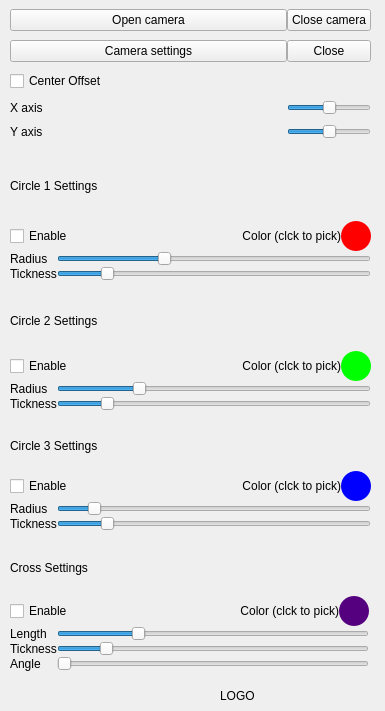
This is ui/mainwindow.ui in enkel1970/pyCOL as Qt 5 draws it before an edit. The edited form follows.
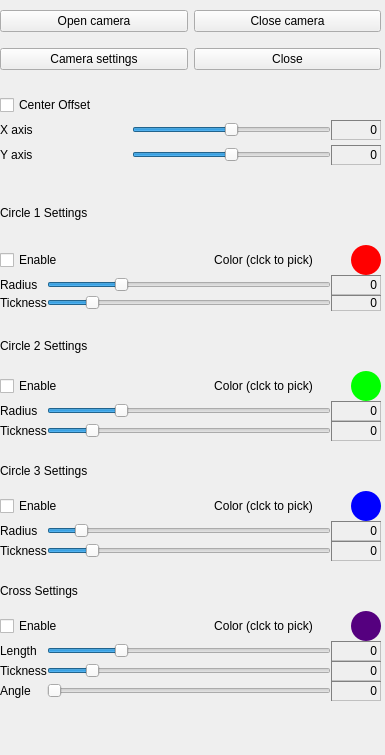
This is the edited form. Icons and pictures are not drawn.

Commit message: Add label for circles and cross property

Patch:
```diff
--- a/ui/mainwindow.ui
+++ b/ui/mainwindow.ui
@@ -7,7 +7,7 @@
     <x>0</x>
     <y>0</y>
     <width>385</width>
-    <height>711</height>
+    <height>755</height>
    </rect>
   </property>
   <property name="minimumSize">
@@ -33,82 +33,69 @@
    <widget class="QWidget" name="gridLayoutWidget">
     <property name="geometry">
      <rect>
-      <x>10</x>
-      <y>0</y>
-      <width>361</width>
-      <height>151</height>
+      <x>0</x>
+      <y>90</y>
+      <width>381</width>
+      <height>81</height>
      </rect>
     </property>
-    <layout class="QGridLayout" name="gridLayout" columnstretch="5,0">
+    <layout class="QGridLayout" name="gridLayout" columnstretch="4,6,0">
      <property name="spacing">
       <number>0</number>
      </property>
-     <item row="1" column="1">
-      <widget class="QPushButton" name="btn_exit">
-       <property name="text">
-        <string>Close</string>
-       </property>
-      </widget>
-     </item>
-     <item row="4" column="1">
-      <widget class="QSlider" name="sliderOffsetY">
-       <property name="minimum">
-        <number>-20</number>
-       </property>
-       <property name="maximum">
-        <number>20</number>
-       </property>
-       <property name="orientation">
-        <enum>Qt::Orientation::Horizontal</enum>
-       </property>
-       <property name="tickPosition">
-        <enum>QSlider::TickPosition::NoTicks</enum>
-       </property>
-      </widget>
-     </item>
-     <item row="0" column="0">
-      <widget class="QPushButton" name="btnOpenCamera">
-       <property name="text">
-        <string>Open camera</string>
-       </property>
-      </widget>
-     </item>
-     <item row="4" column="0">
+     <item row="2" column="0">
       <widget class="QLabel" name="label_3">
        <property name="text">
         <string>Y axis</string>
        </property>
       </widget>
      </item>
-     <item row="1" column="0">
-      <widget class="QPushButton" name="btnCameraSettings">
-       <property name="text">
-        <string>Camera settings</string>
-       </property>
-      </widget>
-     </item>
-     <item row="2" column="0">
+     <item row="0" column="0">
       <widget class="QCheckBox" name="checkBoxOffset">
        <property name="text">
         <string>Center Offset</string>
        </property>
       </widget>
      </item>
-     <item row="3" column="0">
+     <item row="1" column="0">
       <widget class="QLabel" name="label_2">
        <property name="text">
         <string>X axis</string>
        </property>
       </widget>
      </item>
-     <item row="0" column="1">
-      <widget class="QPushButton" name="btnCloseCamera">
+     <item row="1" column="2">
+      <widget class="QLabel" name="lbl_x">
+       <property name="minimumSize">
+        <size>
+         <width>50</width>
+         <height>20</height>
+        </size>
+       </property>
+       <property name="styleSheet">
+        <string notr="true">border-color: rgb(128, 128, 128);
+border-width : 1.2px;
+border-style:inset;
+</string>
+       </property>
+       <property name="frameShape">
+        <enum>QFrame::Shape::Box</enum>
+       </property>
+       <property name="frameShadow">
+        <enum>QFrame::Shadow::Plain</enum>
+       </property>
        <property name="text">
-        <string>Close camera</string>
+        <string>0</string>
+       </property>
+       <property name="textFormat">
+        <enum>Qt::TextFormat::PlainText</enum>
+       </property>
+       <property name="alignment">
+        <set>Qt::AlignmentFlag::AlignRight|Qt::AlignmentFlag::AlignTrailing|Qt::AlignmentFlag::AlignVCenter</set>
        </property>
       </widget>
      </item>
-     <item row="3" column="1">
+     <item row="1" column="1">
       <widget class="QSlider" name="sliderOffsetX">
        <property name="minimum">
         <number>-20</number>
@@ -121,14 +108,61 @@
        </property>
       </widget>
      </item>
+     <item row="2" column="2">
+      <widget class="QLabel" name="lbl_y">
+       <property name="minimumSize">
+        <size>
+         <width>50</width>
+         <height>20</height>
+        </size>
+       </property>
+       <property name="styleSheet">
+        <string notr="true">border-color: rgb(128, 128, 128);
+border-width : 1.2px;
+border-style:inset;
+</string>
+       </property>
+       <property name="frameShape">
+        <enum>QFrame::Shape::Box</enum>
+       </property>
+       <property name="frameShadow">
+        <enum>QFrame::Shadow::Plain</enum>
+       </property>
+       <property name="text">
+        <string>0</string>
+       </property>
+       <property name="textFormat">
+        <enum>Qt::TextFormat::PlainText</enum>
+       </property>
+       <property name="alignment">
+        <set>Qt::AlignmentFlag::AlignRight|Qt::AlignmentFlag::AlignTrailing|Qt::AlignmentFlag::AlignVCenter</set>
+       </property>
+      </widget>
+     </item>
+     <item row="2" column="1">
+      <widget class="QSlider" name="sliderOffsetY">
+       <property name="minimum">
+        <number>-20</number>
+       </property>
+       <property name="maximum">
+        <number>20</number>
+       </property>
+       <property name="orientation">
+        <enum>Qt::Orientation::Horizontal</enum>
+       </property>
+       <property name="tickPosition">
+        <enum>QSlider::TickPosition::NoTicks</enum>
+       </property>
+      </widget>
+     </item>
     </layout>
    </widget>
    <widget class="QWidget" name="verticalLayoutWidget">
     <property name="geometry">
      <rect>
-      <x>10</x>
-      <y>150</y>
-      <width>361</width>
+      <x>0</x>
+      <y>180</y>
+      <width>381</width>
       <height>131</height>
      </rect>
     </property>
@@ -169,7 +203,7 @@
             <string>Color (clck to pick)</string>
            </property>
            <property name="alignment">
-            <set>Qt::AlignmentFlag::AlignRight|Qt::AlignmentFlag::AlignTrailing|Qt::AlignmentFlag::AlignVCenter</set>
+            <set>Qt::AlignmentFlag::AlignCenter</set>
            </property>
           </widget>
          </item>
@@ -202,7 +236,14 @@
         </layout>
        </item>
        <item>
-        <layout class="QGridLayout" name="gridLayout_2" columnstretch="0,0">
+        <layout class="QGridLayout" name="gridLayout_2" columnstretch="0,0,0">
+         <item row="0" column="0">
+          <widget class="QLabel" name="label_5">
+           <property name="text">
+            <string>Radius</string>
+           </property>
+          </widget>
+         </item>
          <item row="1" column="0">
           <widget class="QLabel" name="label_6">
            <property name="text">
@@ -210,10 +251,26 @@
            </property>
           </widget>
          </item>
+         <item row="1" column="1">
+          <widget class="QSlider" name="sliderThickness_1">
+           <property name="minimum">
+            <number>1</number>
+           </property>
+           <property name="maximum">
+            <number>8</number>
+           </property>
+           <property name="value">
+            <number>2</number>
+           </property>
+           <property name="orientation">
+            <enum>Qt::Orientation::Horizontal</enum>
+           </property>
+          </widget>
+         </item>
          <item row="0" column="1">
           <widget class="QSlider" name="sliderRadius_1">
            <property name="maximum">
-            <number>1500</number>
+            <number>2000</number>
            </property>
            <property name="value">
             <number>500</number>
@@ -223,26 +280,59 @@
            </property>
           </widget>
          </item>
-         <item row="1" column="1">
-          <widget class="QSlider" name="sliderThickness_1">
-           <property name="minimum">
-            <number>1</number>
+         <item row="0" column="2">
+          <widget class="QLabel" name="lbl_r1">
+           <property name="minimumSize">
+            <size>
+             <width>50</width>
+             <height>20</height>
+            </size>
            </property>
-           <property name="maximum">
-            <number>8</number>
+           <property name="styleSheet">
+            <string notr="true">border-color: rgb(128, 128, 128);
+border-width : 1.2px;
+border-style:inset;
+</string>
            </property>
-           <property name="value">
-            <number>2</number>
+           <property name="frameShape">
+            <enum>QFrame::Shape::Box</enum>
            </property>
-           <property name="orientation">
-            <enum>Qt::Orientation::Horizontal</enum>
+           <property name="frameShadow">
+            <enum>QFrame::Shadow::Plain</enum>
+           </property>
+           <property name="text">
+            <string>0</string>
+           </property>
+           <property name="textFormat">
+            <enum>Qt::TextFormat::PlainText</enum>
+           </property>
+           <property name="alignment">
+            <set>Qt::AlignmentFlag::AlignRight|Qt::AlignmentFlag::AlignTrailing|Qt::AlignmentFlag::AlignVCenter</set>
            </property>
           </widget>
          </item>
-         <item row="0" column="0">
-          <widget class="QLabel" name="label_5">
+         <item row="1" column="2">
+          <widget class="QLabel" name="lbl_t1">
+           <property name="styleSheet">
+            <string notr="true">border-color: rgb(128, 128, 128);
+border-width : 1.2px;
+border-style:inset;
+</string>
+           </property>
+           <property name="frameShape">
+            <enum>QFrame::Shape::Box</enum>
+           </property>
+           <property name="frameShadow">
+            <enum>QFrame::Shadow::Plain</enum>
+           </property>
            <property name="text">
-            <string>Radius</string>
+            <string>0</string>
+           </property>
+           <property name="textFormat">
+            <enum>Qt::TextFormat::PlainText</enum>
+           </property>
+           <property name="alignment">
+            <set>Qt::AlignmentFlag::AlignRight|Qt::AlignmentFlag::AlignTrailing|Qt::AlignmentFlag::AlignVCenter</set>
            </property>
           </widget>
          </item>
@@ -255,9 +345,9 @@
    <widget class="QWidget" name="verticalLayoutWidget_3">
     <property name="geometry">
      <rect>
-      <x>10</x>
-      <y>420</y>
-      <width>361</width>
+      <x>0</x>
+      <y>450</y>
+      <width>381</width>
       <height>111</height>
      </rect>
     </property>
@@ -295,7 +385,7 @@
             <string>Color (clck to pick)</string>
            </property>
            <property name="alignment">
-            <set>Qt::AlignmentFlag::AlignRight|Qt::AlignmentFlag::AlignTrailing|Qt::AlignmentFlag::AlignVCenter</set>
+            <set>Qt::AlignmentFlag::AlignCenter</set>
            </property>
           </widget>
          </item>
@@ -319,7 +409,7 @@
         </layout>
        </item>
        <item>
-        <layout class="QGridLayout" name="gridLayout_4" columnstretch="0,0">
+        <layout class="QGridLayout" name="gridLayout_4" columnstretch="0,0,0">
          <property name="spacing">
           <number>0</number>
          </property>
@@ -330,29 +420,6 @@
            </property>
           </widget>
          </item>
-         <item row="1" column="1">
-          <widget class="QSlider" name="sliderThickness_3">
-           <property name="minimum">
-            <number>1</number>
-           </property>
-           <property name="maximum">
-            <number>8</number>
-           </property>
-           <property name="value">
-            <number>2</number>
-           </property>
-           <property name="orientation">
-            <enum>Qt::Orientation::Horizontal</enum>
-           </property>
-          </widget>
-         </item>
-         <item row="1" column="0">
-          <widget class="QLabel" name="label_11">
-           <property name="text">
-            <string>Tickness</string>
-           </property>
-          </widget>
-         </item>
          <item row="0" column="1">
           <widget class="QSlider" name="sliderRadius_3">
            <property name="maximum">
@@ -366,18 +433,103 @@
            </property>
           </widget>
          </item>
+         <item row="1" column="1">
+          <widget class="QSlider" name="sliderThickness_3">
+           <property name="minimum">
+            <number>1</number>
+           </property>
+           <property name="maximum">
+            <number>8</number>
+           </property>
+           <property name="value">
+            <number>2</number>
+           </property>
+           <property name="orientation">
+            <enum>Qt::Orientation::Horizontal</enum>
+           </property>
+          </widget>
+         </item>
+         <item row="1" column="0">
+          <widget class="QLabel" name="label_11">
+           <property name="text">
+            <string>Tickness</string>
+           </property>
+          </widget>
+         </item>
+         <item row="0" column="2">
+          <widget class="QLabel" name="lbl_r3">
+           <property name="minimumSize">
+            <size>
+             <width>50</width>
+             <height>20</height>
+            </size>
+           </property>
+           <property name="styleSheet">
+            <string notr="true">border-color: rgb(128, 128, 128);
+border-width : 1.2px;
+border-style:inset;
+</string>
+           </property>
+           <property name="frameShape">
+            <enum>QFrame::Shape::Box</enum>
+           </property>
+           <property name="frameShadow">
+            <enum>QFrame::Shadow::Plain</enum>
+           </property>
+           <property name="text">
+            <string>0</string>
+           </property>
+           <property name="textFormat">
+            <enum>Qt::TextFormat::PlainText</enum>
+           </property>
+           <property name="alignment">
+            <set>Qt::AlignmentFlag::AlignRight|Qt::AlignmentFlag::AlignTrailing|Qt::AlignmentFlag::AlignVCenter</set>
+           </property>
+          </widget>
+         </item>
+         <item row="1" column="2">
+          <widget class="QLabel" name="lbl_t3">
+           <property name="minimumSize">
+            <size>
+             <width>50</width>
+             <height>20</height>
+            </size>
+           </property>
+           <property name="styleSheet">
+            <string notr="true">border-color: rgb(128, 128, 128);
+border-width : 1.2px;
+border-style:inset;
+</string>
+           </property>
+           <property name="frameShape">
+            <enum>QFrame::Shape::Box</enum>
+           </property>
+           <property name="frameShadow">
+            <enum>QFrame::Shadow::Plain</enum>
+           </property>
+           <property name="text">
+            <string>0</string>
+           </property>
+           <property name="textFormat">
+            <enum>Qt::TextFormat::PlainText</enum>
+           </property>
+           <property name="alignment">
+            <set>Qt::AlignmentFlag::AlignRight|Qt::AlignmentFlag::AlignTrailing|Qt::AlignmentFlag::AlignVCenter</set>
+           </property>
+          </widget>
+         </item>
         </layout>
        </item>
       </layout>
      </item>
     </layout>
    </widget>
-   <widget class="QWidget" name="">
+   <widget class="QWidget" name="layoutWidget">
     <property name="geometry">
      <rect>
-      <x>10</x>
-      <y>290</y>
-      <width>361</width>
+      <x>0</x>
+      <y>320</y>
+      <width>381</width>
       <height>121</height>
      </rect>
     </property>
@@ -410,7 +562,7 @@
           <string>Color (clck to pick)</string>
          </property>
          <property name="alignment">
-          <set>Qt::AlignmentFlag::AlignRight|Qt::AlignmentFlag::AlignTrailing|Qt::AlignmentFlag::AlignVCenter</set>
+          <set>Qt::AlignmentFlag::AlignCenter</set>
          </property>
         </widget>
        </item>
@@ -437,7 +589,7 @@
       </layout>
      </item>
      <item>
-      <layout class="QGridLayout" name="gridLayout_3" columnstretch="0,0">
+      <layout class="QGridLayout" name="gridLayout_3" columnstretch="0,0,0">
        <item row="1" column="1">
         <widget class="QSlider" name="sliderThickness_2">
          <property name="minimum">
@@ -454,6 +606,13 @@
          </property>
         </widget>
        </item>
+       <item row="1" column="0">
+        <widget class="QLabel" name="label_8">
+         <property name="text">
+          <string>Tickness</string>
+         </property>
+        </widget>
+       </item>
        <item row="0" column="0">
         <widget class="QLabel" name="label_7">
          <property name="text">
@@ -461,13 +620,6 @@
          </property>
         </widget>
        </item>
-       <item row="1" column="0">
-        <widget class="QLabel" name="label_8">
-         <property name="text">
-          <string>Tickness</string>
-         </property>
-        </widget>
-       </item>
        <item row="0" column="1">
         <widget class="QSlider" name="sliderRadius_2">
          <property name="maximum">
@@ -484,16 +636,78 @@
          </property>
         </widget>
        </item>
+       <item row="0" column="2">
+        <widget class="QLabel" name="lbl_r2">
+         <property name="minimumSize">
+          <size>
+           <width>50</width>
+           <height>20</height>
+          </size>
+         </property>
+         <property name="styleSheet">
+          <string notr="true">border-color: rgb(128, 128, 128);
+border-width : 1.2px;
+border-style:inset;
+</string>
+         </property>
+         <property name="frameShape">
+          <enum>QFrame::Shape::Box</enum>
+         </property>
+         <property name="frameShadow">
+          <enum>QFrame::Shadow::Plain</enum>
+         </property>
+         <property name="text">
+          <string>0</string>
+         </property>
+         <property name="textFormat">
+          <enum>Qt::TextFormat::PlainText</enum>
+         </property>
+         <property name="alignment">
+          <set>Qt::AlignmentFlag::AlignRight|Qt::AlignmentFlag::AlignTrailing|Qt::AlignmentFlag::AlignVCenter</set>
+         </property>
+        </widget>
+       </item>
+       <item row="1" column="2">
+        <widget class="QLabel" name="lbl_t2">
+         <property name="minimumSize">
+          <size>
+           <width>50</width>
+           <height>20</height>
+          </size>
+         </property>
+         <property name="styleSheet">
+          <string notr="true">border-color: rgb(128, 128, 128);
+border-width : 1.2px;
+border-style:inset;
+</string>
+         </property>
+         <property name="frameShape">
+          <enum>QFrame::Shape::Box</enum>
+         </property>
+         <property name="frameShadow">
+          <enum>QFrame::Shadow::Plain</enum>
+         </property>
+         <property name="text">
+          <string>0</string>
+         </property>
+         <property name="textFormat">
+          <enum>Qt::TextFormat::PlainText</enum>
+         </property>
+         <property name="alignment">
+          <set>Qt::AlignmentFlag::AlignRight|Qt::AlignmentFlag::AlignTrailing|Qt::AlignmentFlag::AlignVCenter</set>
+         </property>
+        </widget>
+       </item>
       </layout>
      </item>
     </layout>
    </widget>
-   <widget class="QWidget" name="">
+   <widget class="QWidget" name="layoutWidget">
     <property name="geometry">
      <rect>
-      <x>10</x>
-      <y>540</y>
-      <width>359</width>
+      <x>0</x>
+      <y>570</y>
+      <width>381</width>
       <height>131</height>
      </rect>
     </property>
@@ -526,7 +740,7 @@
           <string>Color (clck to pick)</string>
          </property>
          <property name="alignment">
-          <set>Qt::AlignmentFlag::AlignRight|Qt::AlignmentFlag::AlignTrailing|Qt::AlignmentFlag::AlignVCenter</set>
+          <set>Qt::AlignmentFlag::AlignCenter</set>
          </property>
         </widget>
        </item>
@@ -550,39 +764,10 @@
       </layout>
      </item>
      <item>
-      <layout class="QGridLayout" name="gridLayout_5" columnstretch="0,0">
+      <layout class="QGridLayout" name="gridLayout_5" columnstretch="0,0,0">
        <property name="spacing">
         <number>0</number>
        </property>
-       <item row="0" column="1">
-        <widget class="QSlider" name="sliderCrossLength">
-         <property name="maximum">
-          <number>1000</number>
-         </property>
-         <property name="value">
-          <number>250</number>
-         </property>
-         <property name="orientation">
-          <enum>Qt::Orientation::Horizontal</enum>
-         </property>
-        </widget>
-       </item>
-       <item row="1" column="1">
-        <widget class="QSlider" name="sliderThicknessCross">
-         <property name="minimum">
-          <number>1</number>
-         </property>
-         <property name="maximum">
-          <number>8</number>
-         </property>
-         <property name="value">
-          <number>2</number>
-         </property>
-         <property name="orientation">
-          <enum>Qt::Orientation::Horizontal</enum>
-         </property>
-        </widget>
-       </item>
        <item row="2" column="1">
         <widget class="QSlider" name="sliderCrossAngle">
          <property name="orientation">
@@ -597,6 +782,19 @@
          </property>
         </widget>
        </item>
+       <item row="0" column="1">
+        <widget class="QSlider" name="sliderCrossLength">
+         <property name="maximum">
+          <number>1000</number>
+         </property>
+         <property name="value">
+          <number>250</number>
+         </property>
+         <property name="orientation">
+          <enum>Qt::Orientation::Horizontal</enum>
+         </property>
+        </widget>
+       </item>
        <item row="0" column="0">
         <widget class="QLabel" name="label_13">
          <property name="text">
@@ -611,6 +809,115 @@
          </property>
         </widget>
        </item>
+       <item row="1" column="1">
+        <widget class="QSlider" name="sliderThicknessCross">
+         <property name="minimum">
+          <number>1</number>
+         </property>
+         <property name="maximum">
+          <number>8</number>
+         </property>
+         <property name="value">
+          <number>2</number>
+         </property>
+         <property name="orientation">
+          <enum>Qt::Orientation::Horizontal</enum>
+         </property>
+        </widget>
+       </item>
+       <item row="0" column="2">
+        <widget class="QLabel" name="lbl_cl">
+         <property name="minimumSize">
+          <size>
+           <width>50</width>
+           <height>20</height>
+          </size>
+         </property>
+         <property name="styleSheet">
+          <string notr="true">border-color: rgb(128, 128, 128);
+border-width : 1.2px;
+border-style:inset;
+</string>
+         </property>
+         <property name="frameShape">
+          <enum>QFrame::Shape::Box</enum>
+         </property>
+         <property name="frameShadow">
+          <enum>QFrame::Shadow::Plain</enum>
+         </property>
+         <property name="text">
+          <string>0</string>
+         </property>
+         <property name="textFormat">
+          <enum>Qt::TextFormat::PlainText</enum>
+         </property>
+         <property name="alignment">
+          <set>Qt::AlignmentFlag::AlignRight|Qt::AlignmentFlag::AlignTrailing|Qt::AlignmentFlag::AlignVCenter</set>
+         </property>
+        </widget>
+       </item>
+       <item row="1" column="2">
+        <widget class="QLabel" name="lbl_ct">
+         <property name="minimumSize">
+          <size>
+           <width>50</width>
+           <height>20</height>
+          </size>
+         </property>
+         <property name="styleSheet">
+          <string notr="true">border-color: rgb(128, 128, 128);
+border-width : 1.2px;
+border-style:inset;
+</string>
+         </property>
+         <property name="frameShape">
+          <enum>QFrame::Shape::Box</enum>
+         </property>
+         <property name="frameShadow">
+          <enum>QFrame::Shadow::Plain</enum>
+         </property>
+         <property name="text">
+          <string>0</string>
+         </property>
+         <property name="textFormat">
+          <enum>Qt::TextFormat::PlainText</enum>
+         </property>
+         <property name="alignment">
+          <set>Qt::AlignmentFlag::AlignRight|Qt::AlignmentFlag::AlignTrailing|Qt::AlignmentFlag::AlignVCenter</set>
+         </property>
+        </widget>
+       </item>
+       <item row="2" column="2">
+        <widget class="QLabel" name="lbl_ca">
+         <property name="minimumSize">
+          <size>
+           <width>50</width>
+           <height>20</height>
+          </size>
+         </property>
+         <property name="styleSheet">
+          <string notr="true">border-color: rgb(128, 128, 128);
+border-width : 1.2px;
+border-style:inset;
+</string>
+         </property>
+         <property name="frameShape">
+          <enum>QFrame::Shape::Box</enum>
+         </property>
+         <property name="frameShadow">
+          <enum>QFrame::Shadow::Plain</enum>
+         </property>
+         <property name="text">
+          <string>0</string>
+         </property>
+         <property name="textFormat">
+          <enum>Qt::TextFormat::PlainText</enum>
+         </property>
+         <property name="alignment">
+          <set>Qt::AlignmentFlag::AlignRight|Qt::AlignmentFlag::AlignTrailing|Qt::AlignmentFlag::AlignVCenter</set>
+         </property>
+        </widget>
+       </item>
       </layout>
      </item>
     </layout>
@@ -618,8 +925,8 @@
    <widget class="QLabel" name="lbl_Logo">
     <property name="geometry">
      <rect>
-      <x>220</x>
-      <y>680</y>
+      <x>230</x>
+      <y>710</y>
       <width>150</width>
       <height>31</height>
      </rect>
@@ -631,7 +938,7 @@
      </size>
     </property>
     <property name="text">
-     <string>LOGO</string>
+     <string/>
     </property>
     <property name="pixmap">
      <pixmap>../../../.designer/asset/logo.png</pixmap>
@@ -640,6 +947,46 @@
      <bool>true</bool>
     </property>
    </widget>
+   <widget class="QWidget" name="gridLayoutWidget_2">
+    <property name="geometry">
+     <rect>
+      <x>0</x>
+      <y>0</y>
+      <width>381</width>
+      <height>80</height>
+     </rect>
+    </property>
+    <layout class="QGridLayout" name="gridLayout_6">
+     <item row="0" column="1">
+      <widget class="QPushButton" name="btnCloseCamera">
+       <property name="text">
+        <string>Close camera</string>
+       </property>
+      </widget>
+     </item>
+     <item row="0" column="0">
+      <widget class="QPushButton" name="btnOpenCamera">
+       <property name="text">
+        <string>Open camera</string>
+       </property>
+      </widget>
+     </item>
+     <item row="1" column="0">
+      <widget class="QPushButton" name="btnCameraSettings">
+       <property name="text">
+        <string>Camera settings</string>
+       </property>
+      </widget>
+     </item>
+     <item row="1" column="1">
+      <widget class="QPushButton" name="btn_exit">
+       <property name="text">
+        <string>Close</string>
+       </property>
+      </widget>
+     </item>
+    </layout>
+   </widget>
   </widget>
  </widget>
  <resources/>
```
